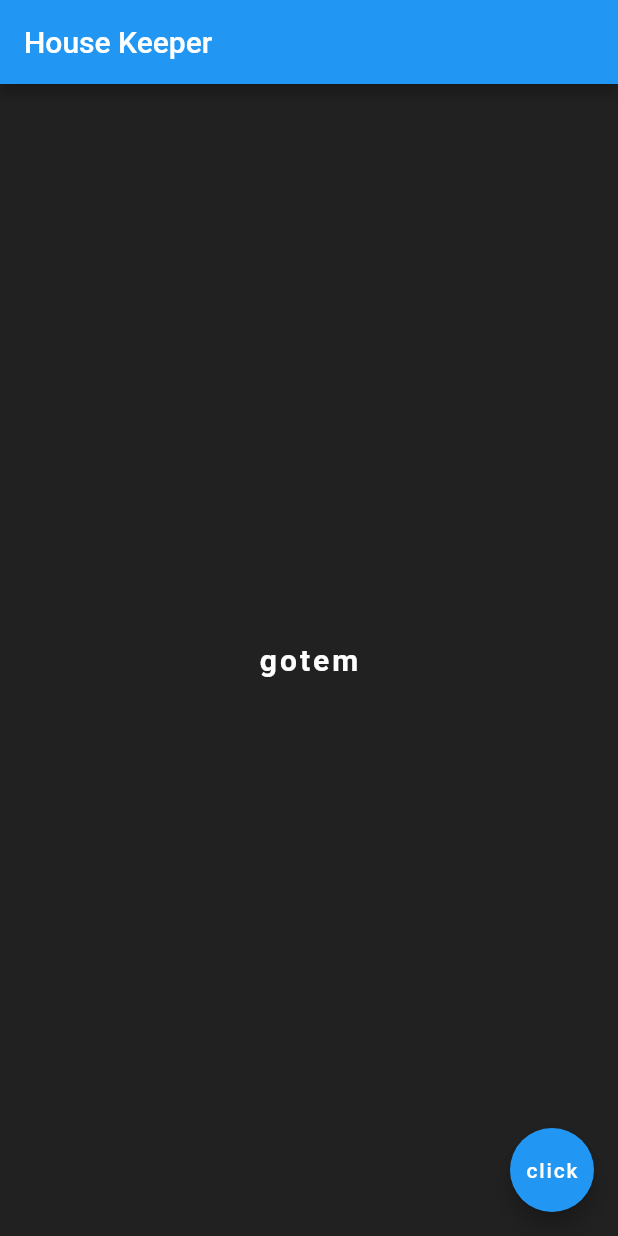
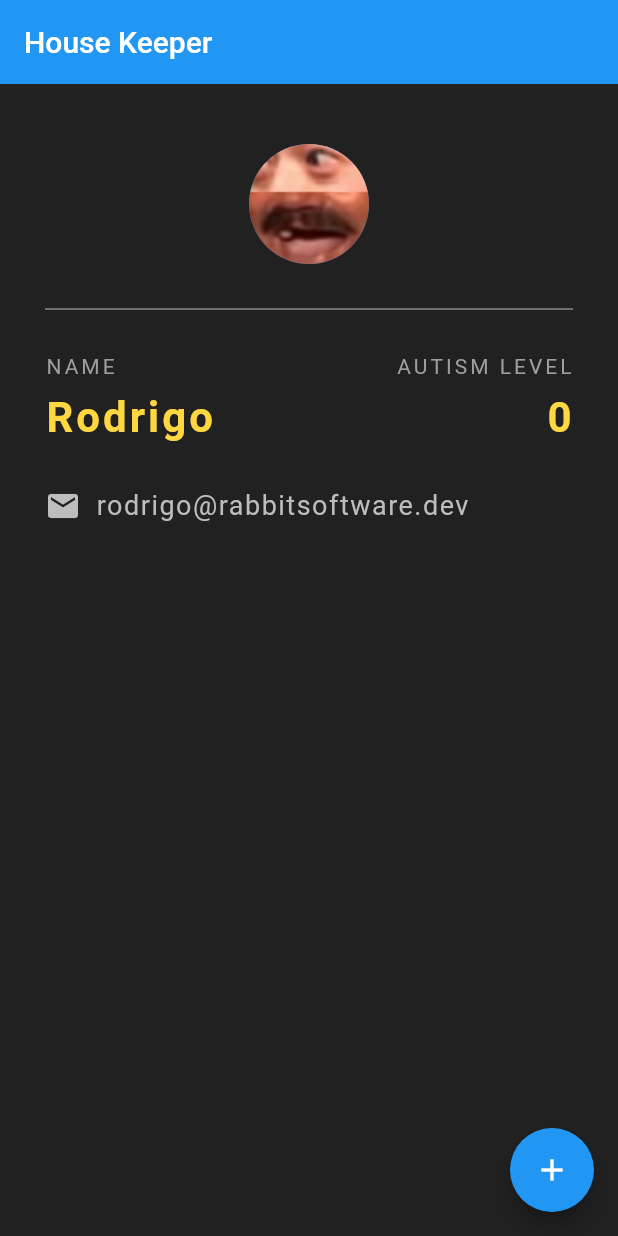
Before and after one commit to dedeco99/houseKeeper, a Flutter app: the screen it shows after launch, on a phone screen of 412 x 824 dp. Run offline on Flutter 3.47's test engine with Material 2 defaults, Android fonts, the light colour scheme and no system bars.

Commit message:
Added a more advanced layout

```diff
--- a/lib/main.dart
+++ b/lib/main.dart
@@ -6,28 +6,114 @@ void main() {
   ));
 }
 
-class App extends StatelessWidget {
+class App extends StatefulWidget {
+  @override
+  _AppState createState() => _AppState();
+}
+
+class _AppState extends State<App> {
+  int level = 0;
+
   @override
   Widget build(BuildContext context) {
     return Scaffold(
       backgroundColor: Colors.grey[900],
       appBar: AppBar(
         title: Text("House Keeper"),
-      ),
-      body: Center(
-        child: Text(
-          "gotem",
-          style: TextStyle(
-            fontSize: 20,
-            fontWeight: FontWeight.bold,
-            letterSpacing: 2,
-            color: Colors.white,
-          ),
-        ),
+        elevation: 0,
       ),
       floatingActionButton: FloatingActionButton(
-        onPressed: () {},
-        child: Text("click"),
+        onPressed: () {
+          setState(() {
+            level++;
+          });
+        },
+        child: Icon(Icons.add),
+      ),
+      body: Padding(
+        padding: EdgeInsets.fromLTRB(30, 40, 30, 0),
+        child: Column(
+          crossAxisAlignment: CrossAxisAlignment.start,
+          children: [
+            Center(
+              child: CircleAvatar(
+                backgroundImage: AssetImage("assets/avatar.png"),
+                radius: 40,
+              ),
+            ),
+            Divider(
+              height: 60,
+              color: Colors.grey[400],
+            ),
+            Row(
+              mainAxisAlignment: MainAxisAlignment.spaceBetween,
+              children: [
+                Column(
+                  crossAxisAlignment: CrossAxisAlignment.start,
+                  children: [
+                    Text(
+                      'NAME',
+                      style: TextStyle(
+                        color: Colors.grey,
+                        letterSpacing: 2,
+                      ),
+                    ),
+                    SizedBox(height: 10),
+                    Text(
+                      'Rodrigo',
+                      style: TextStyle(
+                        color: Colors.amberAccent[200],
+                        letterSpacing: 2,
+                        fontSize: 28,
+                        fontWeight: FontWeight.bold,
+                      ),
+                    ),
+                  ],
+                ),
+                Column(
+                  crossAxisAlignment: CrossAxisAlignment.end,
+                  children: [
+                    Text(
+                      'AUTISM LEVEL',
+                      style: TextStyle(
+                        color: Colors.grey,
+                        letterSpacing: 2,
+                      ),
+                    ),
+                    SizedBox(height: 10),
+                    Text(
+                      "$level",
+                      style: TextStyle(
+                        color: Colors.amberAccent[200],
+                        letterSpacing: 2,
+                        fontSize: 28,
+                        fontWeight: FontWeight.bold,
+                      ),
+                    ),
+                  ],
+                ),
+              ],
+            ),
+            SizedBox(height: 30),
+            Row(
+              children: [
+                Icon(
+                  Icons.email,
+                  color: Colors.grey[400],
+                ),
+                SizedBox(width: 10),
+                Text(
+                  "rodrigo@rabbitsoftware.dev",
+                  style: TextStyle(
+                    color: Colors.grey[400],
+                    fontSize: 18,
+                    letterSpacing: 1,
+                  ),
+                ),
+              ],
+            ),
+          ],
+        ),
       ),
     );
   }
```
Also changed, not shown: pubspec.yaml (+3 -6 lines), assets/avatar.png (added), assets/logo.png (added), assets/logo2.png (added).
